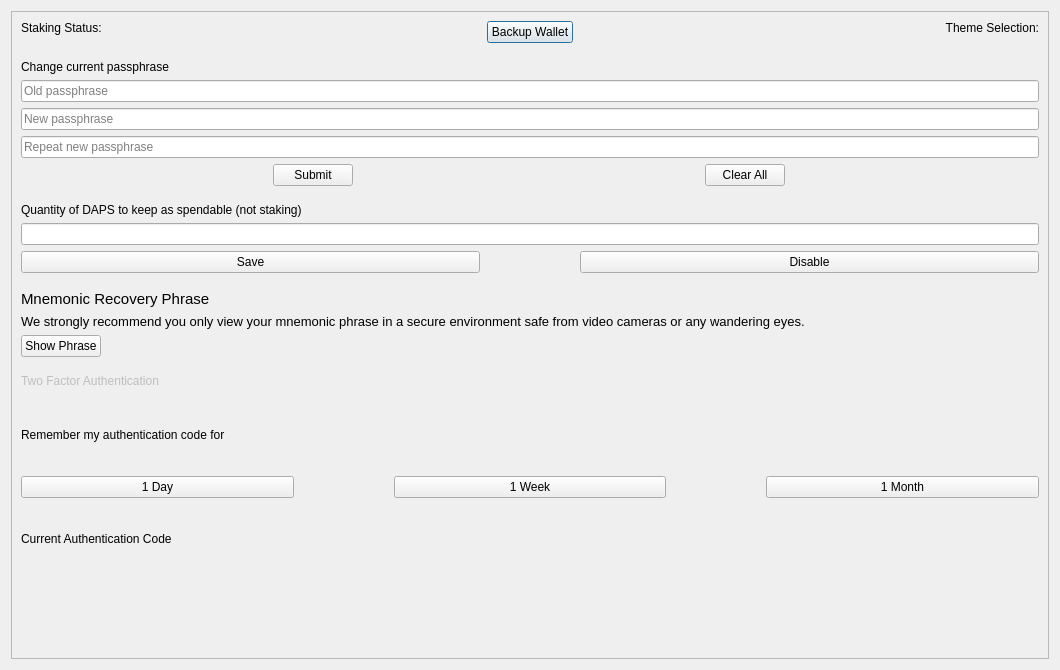
Above: src/qt/forms/optionspage.ui from TheArcadiaGroup/DAPS before the change. Below: the same form after it.
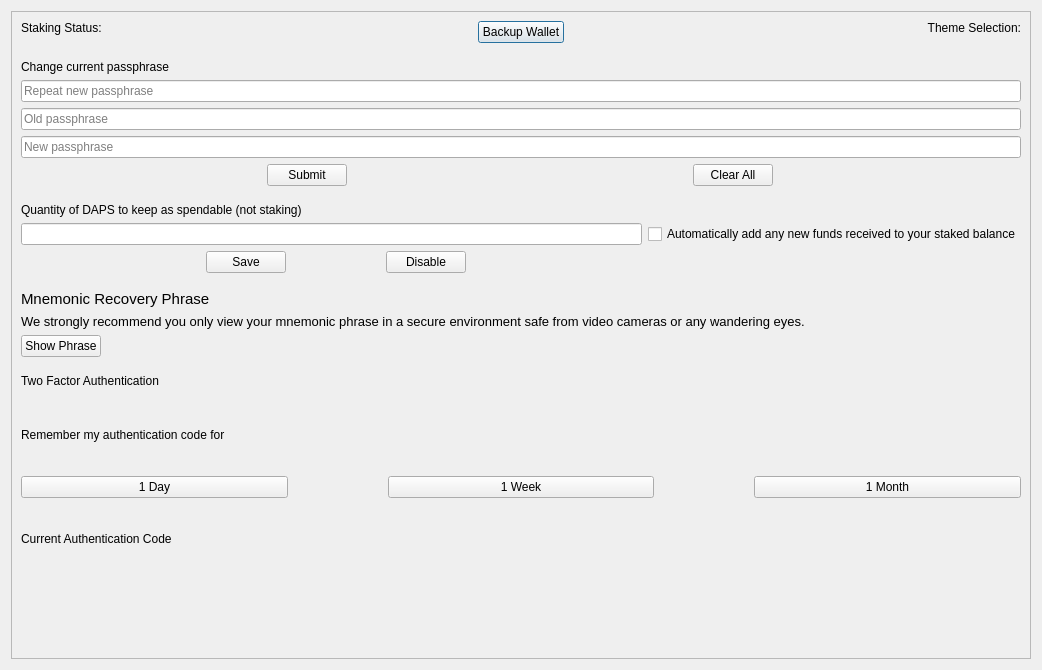
That is the form after the change. Custom widgets are drawn as their Qt base class.

Commit message: Update Settings screen with layouts, add auto add funds option

Patch:
```diff
--- a/src/qt/forms/optionspage.ui
+++ b/src/qt/forms/optionspage.ui
@@ -6,7 +6,7 @@
    <rect>
     <x>0</x>
     <y>0</y>
-    <width>1060</width>
+    <width>1042</width>
     <height>670</height>
    </rect>
   </property>
@@ -33,7 +33,7 @@
        <rect>
         <x>0</x>
         <y>0</y>
-        <width>1040</width>
+        <width>1022</width>
         <height>650</height>
        </rect>
       </property>
@@ -89,7 +89,7 @@
           </layout>
          </item>
          <item>
-          <layout class="QVBoxLayout" name="verticalLayout_3">
+          <layout class="QVBoxLayout" name="backupWalletLayout">
            <item alignment="Qt::AlignHCenter">
             <widget class="QPushButton" name="pushButtonBackup">
              <property name="sizePolicy">
@@ -184,6 +184,8 @@
         </widget>
        </item>
        <item>
+        <layout class="QVBoxLayout" name="changePassphraseLayout">
+         <item>
         <widget class="QLabel" name="labelPassword">
          <property name="sizePolicy">
           <sizepolicy hsizetype="Preferred" vsizetype="Maximum">
@@ -196,6 +198,16 @@
          </property>
         </widget>
        </item>
+         <item>
+          <widget class="QLineEdit" name="lineEditNewPassRepeat">
+           <property name="echoMode">
+            <enum>QLineEdit::Password</enum>
+           </property>
+           <property name="placeholderText">
+            <string>Repeat new passphrase</string>
+           </property>
+          </widget>
+         </item>
        <item>
         <widget class="QLineEdit" name="lineEditOldPass">
          <property name="echoMode">
@@ -216,16 +228,6 @@
          </property>
         </widget>
        </item>
-       <item>
-        <widget class="QLineEdit" name="lineEditNewPassRepeat">
-         <property name="echoMode">
-          <enum>QLineEdit::Password</enum>
-         </property>
-         <property name="placeholderText">
-          <string>Repeat new passphrase</string>
-         </property>
-        </widget>
-       </item>
        <item>
         <layout class="QHBoxLayout" name="horizontalLayout_5">
          <property name="spacing">
@@ -262,6 +264,8 @@
          </item>
         </layout>
        </item>
+        </layout>
+       </item>
        <item>
         <widget class="QLabel" name="line_2">
          <property name="minimumSize">
@@ -285,6 +289,11 @@
         </widget>
        </item>
        <item>
+        <layout class="QVBoxLayout" name="reserveLayout">
+         <property name="sizeConstraint">
+          <enum>QLayout::SetDefaultConstraint</enum>
+         </property>
+         <item>
         <widget class="QLabel" name="label_2">
          <property name="sizePolicy">
           <sizepolicy hsizetype="Preferred" vsizetype="Maximum">
@@ -298,9 +307,23 @@
         </widget>
        </item>
        <item>
+          <layout class="QHBoxLayout" name="horizontalLayout_6">
+           <item>
         <widget class="QLineEdit" name="lineEditWithhold"/>
        </item>
        <item>
+            <widget class="QCheckBox" name="addNewFunds">
+             <property name="toolTip">
+              <string>This may incur a small transaction consolidation fee each time you re-enable staking or restart the keychain wallet.</string>
+             </property>
+             <property name="text">
+              <string>Automatically add any new funds received to your staked balance</string>
+             </property>
+            </widget>
+           </item>
+          </layout>
+         </item>
+         <item>
         <layout class="QHBoxLayout" name="horizontalLayout_4">
          <property name="spacing">
           <number>100</number>
@@ -308,11 +331,30 @@
          <property name="leftMargin">
           <number>0</number>
          </property>
+           <item>
+            <spacer name="horizontalSpacer_3">
+             <property name="orientation">
+              <enum>Qt::Horizontal</enum>
+             </property>
+             <property name="sizeHint" stdset="0">
+              <size>
+               <width>40</width>
+               <height>20</height>
+              </size>
+             </property>
+            </spacer>
+           </item>
          <item>
           <widget class="QPushButton" name="pushButtonSave">
            <property name="enabled">
             <bool>true</bool>
            </property>
+             <property name="sizePolicy">
+              <sizepolicy hsizetype="Maximum" vsizetype="Maximum">
+               <horstretch>0</horstretch>
+               <verstretch>0</verstretch>
+              </sizepolicy>
+             </property>
            <property name="text">
             <string>Save</string>
            </property>
@@ -325,6 +367,47 @@
            </property>
           </widget>
          </item>
+           <item>
+            <spacer name="horizontalSpacer_4">
+             <property name="orientation">
+              <enum>Qt::Horizontal</enum>
+             </property>
+             <property name="sizeHint" stdset="0">
+              <size>
+               <width>40</width>
+               <height>20</height>
+              </size>
+             </property>
+            </spacer>
+           </item>
+           <item>
+            <spacer name="horizontalSpacer">
+             <property name="orientation">
+              <enum>Qt::Horizontal</enum>
+             </property>
+             <property name="sizeHint" stdset="0">
+              <size>
+               <width>40</width>
+               <height>20</height>
+              </size>
+             </property>
+            </spacer>
+           </item>
+           <item>
+            <spacer name="horizontalSpacer_2">
+             <property name="orientation">
+              <enum>Qt::Horizontal</enum>
+             </property>
+             <property name="sizeHint" stdset="0">
+              <size>
+               <width>40</width>
+               <height>20</height>
+              </size>
+             </property>
+            </spacer>
+           </item>
+          </layout>
+         </item>
         </layout>
        </item>
        <item>
@@ -358,6 +441,8 @@
         </widget>
        </item>
        <item>
+        <layout class="QVBoxLayout" name="verticalLayout_3">
+         <item>
         <widget class="QLabel" name="labelMneumonicRecovery">
          <property name="enabled">
           <bool>true</bool>
@@ -421,6 +506,8 @@
          </property>
         </widget>
        </item>
+        </layout>
+       </item>
        <item>
         <widget class="QLabel" name="line_4">
          <property name="enabled">
@@ -441,9 +528,11 @@
         </widget>
        </item>
        <item>
+        <layout class="QVBoxLayout" name="twoFALayout">
+         <item>
         <widget class="QLabel" name="label">
          <property name="enabled">
-          <bool>false</bool>
+            <bool>true</bool>
          </property>
          <property name="sizePolicy">
           <sizepolicy hsizetype="Maximum" vsizetype="Maximum">
@@ -524,7 +613,7 @@
         </widget>
        </item>
        <item>
-        <layout class="QHBoxLayout" name="horizontalLayout_2" stretch="1,1,1,1,1,1,20">
+          <layout class="QHBoxLayout" name="horizontalLayout_2" stretch="1,1,1,1,1,1">
          <item>
           <widget class="QLabel" name="code_1">
            <property name="text">
@@ -585,12 +674,7 @@
            </property>
           </widget>
          </item>
-         <item>
-          <widget class="QLabel" name="label_5">
-           <property name="text">
-            <string/>
-           </property>
-          </widget>
+          </layout>
          </item>
         </layout>
        </item>
```
Left out of the diff: 5 changed lines with no effect on the pictures. Lines whose indentation alone changed are shown as unchanged.
